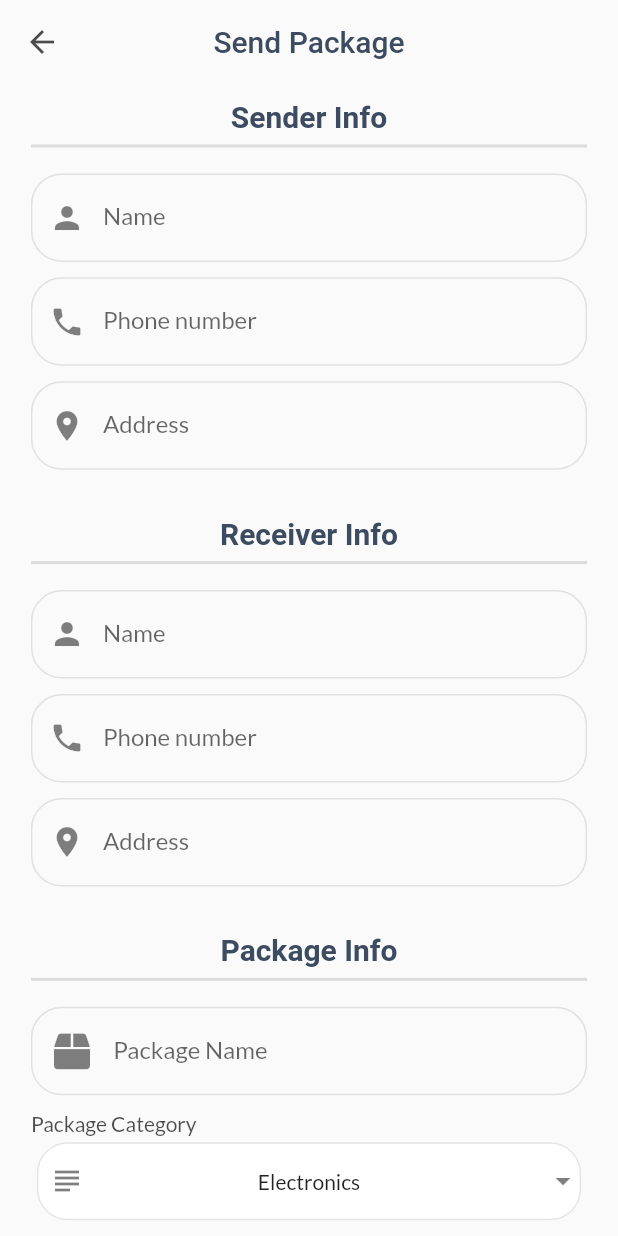
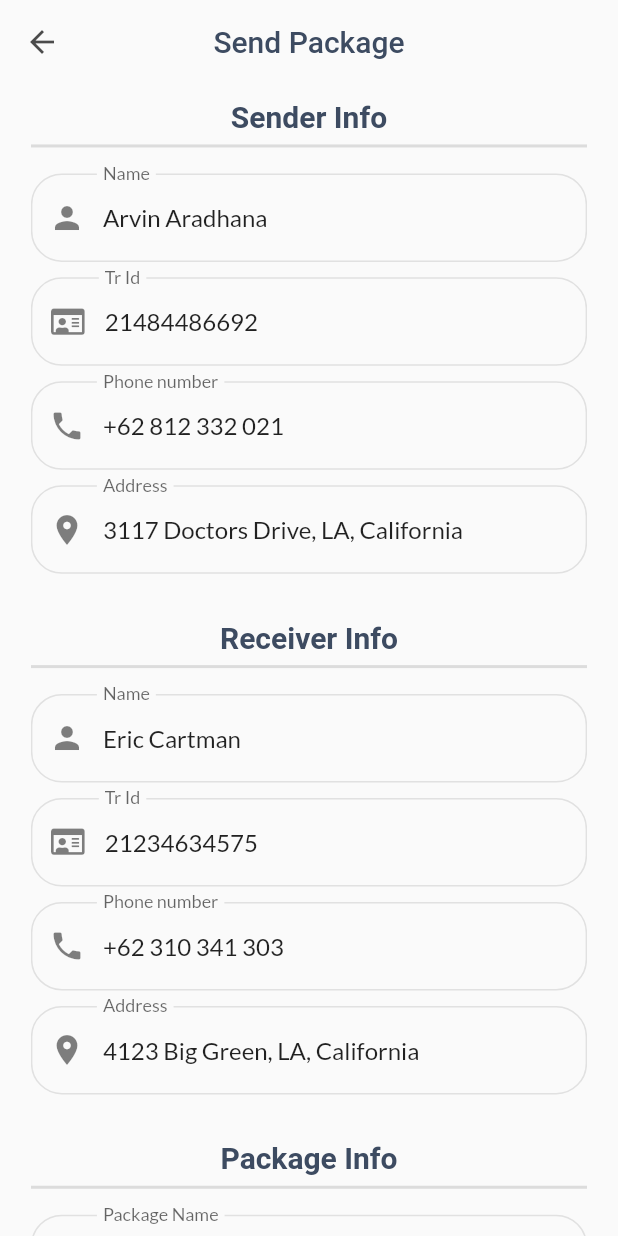
Before and after one commit to gurhankuras/delivery_app, a Flutter app: the SendPackageFormPage screen opened directly, on a phone screen of 412 x 824 dp. Run offline on Flutter 3.47's test engine with Material 2 defaults, Android fonts, the phone set to English and light mode, and no system bars; our stand-ins replace dio, dotted_line, fl_chart, flutter_svg, flutter_typeahead, font_awesome_flutter and 8 more; missing offline and left inert: clipboard, direct_select; accounts and stored records are empty; network calls fail.

Commit message:
dio/network refactorings made

```diff
--- a/lib/dao/order.dart
+++ b/lib/dao/order.dart
@@ -44,6 +44,10 @@ class Order {
     vehicleType = '';
   }
 
+  static Order fake() {
+    return mockOrder;
+  }
+
   factory Order.fromJson(Map<String, dynamic> json) => _$OrderFromJson(json);
   Map<String, dynamic> toJson() => _$OrderToJson(this);
 }
--- a/lib/main.dart
+++ b/lib/main.dart
@@ -14,9 +14,7 @@ void main() async {
   await CacheService.instance.initPreferences();
   runApp(MultiProvider(providers: [
     Provider(
-      create: (context) => OrderService(
-        dio: Dio(),
-      ),
+      create: (context) => OrderService(),
     ),
     Provider(create: (context) => OrderFormData())
   ], child: MyApp()));
--- a/lib/pages/main_page/main_page.dart
+++ b/lib/pages/main_page/main_page.dart
@@ -38,7 +38,7 @@ class _MainPageState extends State<MainPage> {
     OrdersPage(),
     MultiChoicePage(),
     Provider(
-      create: (context) => OrderStatisticsService(Dio()),
+      create: (context) => OrderStatisticsService(),
       child: StatisticsPage(),
     ),
   ];
--- a/lib/pages/send_package_form_page/send_package_form_page.dart
+++ b/lib/pages/send_package_form_page/send_package_form_page.dart
@@ -24,7 +24,8 @@ class _SendPackageFormPageState extends State<SendPackageFormPage> {
   @override
   void initState() {
     super.initState();
-    order = context.read<OrderFormData>().order ?? Order.empty();
+    order =
+        context.read<OrderFormData>().order ?? Order.fake() /*Order.empty()*/;
     // _formInfo = order!.toJson();
   }
 
@@ -51,6 +52,9 @@ class _SendPackageFormPageState extends State<SendPackageFormPage> {
       order!.packageCategory = categories[categoryIndex];
 
       context.read<OrderFormData>().saveOrder(order! /*_formInfo*/);
+      print(order!.sender!.toJson());
+      print(order!.receiver!.toJson());
+
       // ignore: unawaited_futures
       Navigator.of(context).push(
         MaterialPageRoute(
@@ -101,6 +105,8 @@ class _SendPackageFormPageState extends State<SendPackageFormPage> {
                 SizedBox(height: SizeConfig.defaultSize),
                 buildNameField(isSender: true),
                 SizedBox(height: SizeConfig.defaultSize),
+                buildTrIdField(isSender: true),
+                SizedBox(height: SizeConfig.defaultSize),
                 buildPhoneField(isSender: true),
                 SizedBox(height: SizeConfig.defaultSize),
                 buildAddressField(isSender: true),
@@ -117,6 +123,8 @@ class _SendPackageFormPageState extends State<SendPackageFormPage> {
                 ),
                 SizedBox(height: SizeConfig.defaultSize),
                 buildNameField(isSender: false),
+                SizedBox(height: SizeConfig.defaultSize),
+                buildTrIdField(isSender: false),
                 SizedBox(height: SizeConfig.defaultSize),
                 buildPhoneField(isSender: false),
                 SizedBox(height: SizeConfig.defaultSize),
@@ -189,6 +197,37 @@ class _SendPackageFormPageState extends State<SendPackageFormPage> {
       keyboardType: TextInputType.name,
       decoration:
           getTextInputDecoration(iconData: Icons.person, labelText: 'Name'),
+    );
+  }
+
+  TextFormField buildTrIdField({required bool isSender}) {
+    return TextFormField(
+      initialValue: isSender ? order!.sender!.trId : order!.receiver!.trId,
+      onSaved: (newValue) {
+        print(newValue);
+
+        if (isSender) {
+          order!.sender!.trId = newValue!;
+        } else {
+          order!.receiver!.trId = newValue!;
+        }
+      },
+      validator: (value) {
+        if (value != null && value.trim() == '') {
+          return 'This field cannot be empty';
+        }
+        return null;
+      },
+      inputFormatters: [
+        MaskTextInputFormatter(
+            mask: '###########', filter: {'#': RegExp(r'[0-9]')})
+      ],
+      textInputAction: TextInputAction.next,
+      keyboardType: TextInputType.number,
+      decoration: getTextInputDecoration(
+          iconData: FontAwesomeIcons.idCard,
+          labelText: 'Tr Id',
+          isFontAwesome: true),
     );
   }
 
@@ -266,9 +305,10 @@ class _SendPackageFormPageState extends State<SendPackageFormPage> {
           fontWeight: FontWeight.w500, color: Colors.black.withOpacity(0.5)),
       prefixIcon: isFontAwesome
           ? Padding(
-              padding: EdgeInsets.all(SizeConfig.defaultSize * 1.5),
+              padding: EdgeInsets.all(SizeConfig.defaultSize * 1.3),
               child: FaIcon(
                 iconData,
+                size: 20,
                 color: Colors.black.withOpacity(0.5),
               ),
             )
--- a/lib/pdf_components/receipt_pdf.dart
+++ b/lib/pdf_components/receipt_pdf.dart
@@ -59,8 +59,8 @@ class ReceiptPdfManager implements PdfPageManager {
             _buildFieldRow(
               context: context,
               fieldName: 'TR Id',
-              senderValue: '21484486692',
-              receiverValue: '21553484338',
+              senderValue: order.sender!.trId,
+              receiverValue: order.receiver!.trId,
             ),
             Spacer(flex: 9),
             Lorem(),
```
Also changed, not shown: lib/pages/send_package_confirmation_page/send_package_confirmation_page.dart (+11 -7 lines), lib/services/order_service.dart (+30 -13 lines), lib/services/order_statistics_service.dart (+20 -13 lines).
